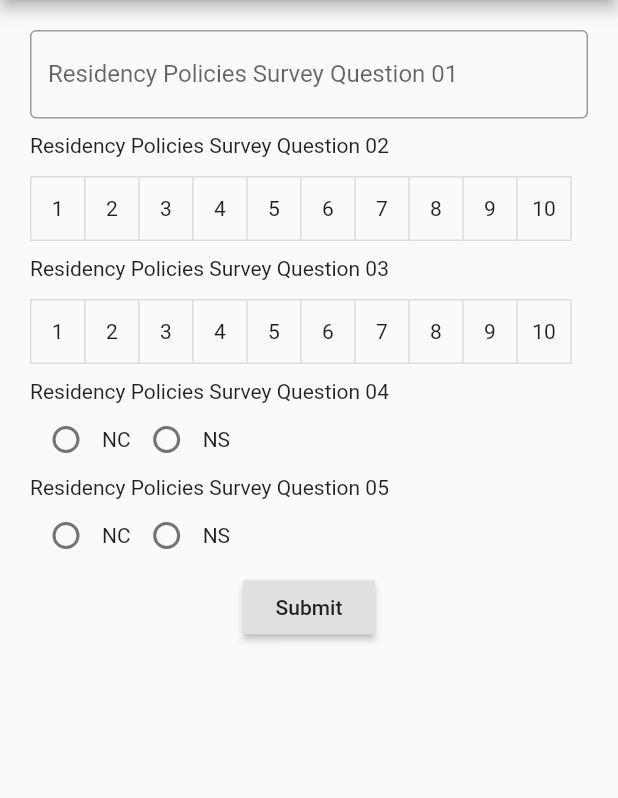
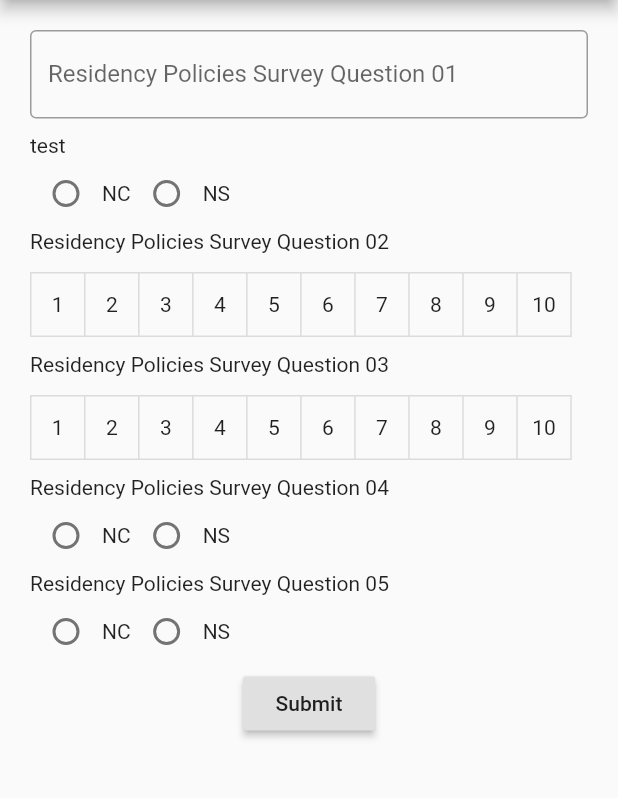
Before and after one commit to Thalinda/My_pcakages, a Flutter app: the screen it shows after launch, on a phone screen of 412 x 824 dp, the part 84-882 px from its top. Run offline on Flutter 3.47's test engine with Material 2 defaults, Android fonts, the phone set to English and light mode, and no system bars; our stand-ins replace dropdown_search, get.

Commit message:
Package Updated

```diff
--- a/lib/dynamic_forms.dart
+++ b/lib/dynamic_forms.dart
@@ -26,6 +26,15 @@ class _DynamicFormsState extends State<DynamicForms> {
         isRequired: 1,
         createdDate: DateTime.parse("2022-01-26T00:00:00"),
         modifiedDate: DateTime.parse("2022-01-26T00:00:00")),
+    SurveyQuizeModel(
+        options: ["NC", "NS"],
+        surveyQuizId: 7,
+        surveyId: 2,
+        quizType: 1,
+        quiz: "test",
+        isRequired: 0,
+        createdDate: DateTime.parse("2022-03-10T00:00:00"),
+        modifiedDate: DateTime.parse("2022-03-10T00:00:00")),
     SurveyQuizeModel(
         options: [],
         surveyQuizId: 2,
@@ -94,8 +103,7 @@ class _DynamicFormsState extends State<DynamicForms> {
           child: Column(
             children: [
               GenerateDyamicForm(
-                dataset: quizelist.map((e) => e.toMap()).toList()
-              ),
+                  dataset: quizelist.map((e) => e.toMap()).toList()),
               RaisedButton(
                 onPressed: () {
                   var data = CommonFunction().getformdata();
--- a/packages/dynamicform/lib/controller/dataofFile.dart
+++ b/packages/dynamicform/lib/controller/dataofFile.dart
@@ -1,5 +1,3 @@
-import 'dart:ffi';
-
 import 'package:get/get.dart';
 
 class DataHolders extends GetxController {
```
